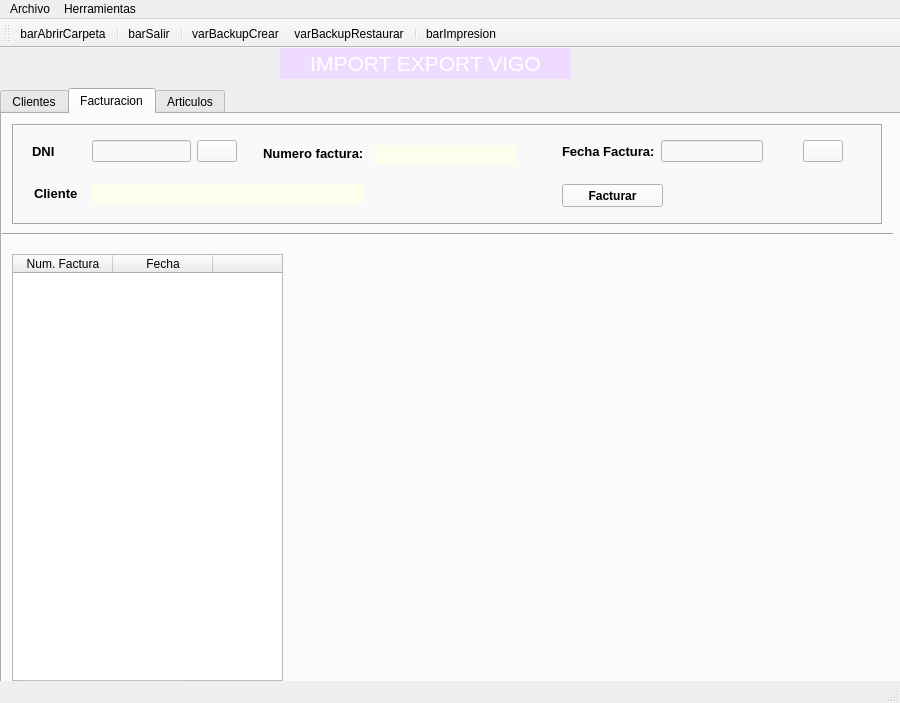
The window that window.ui (PortelaAtenea/BasicInterface) describes before a commit, drawn with Qt 5.
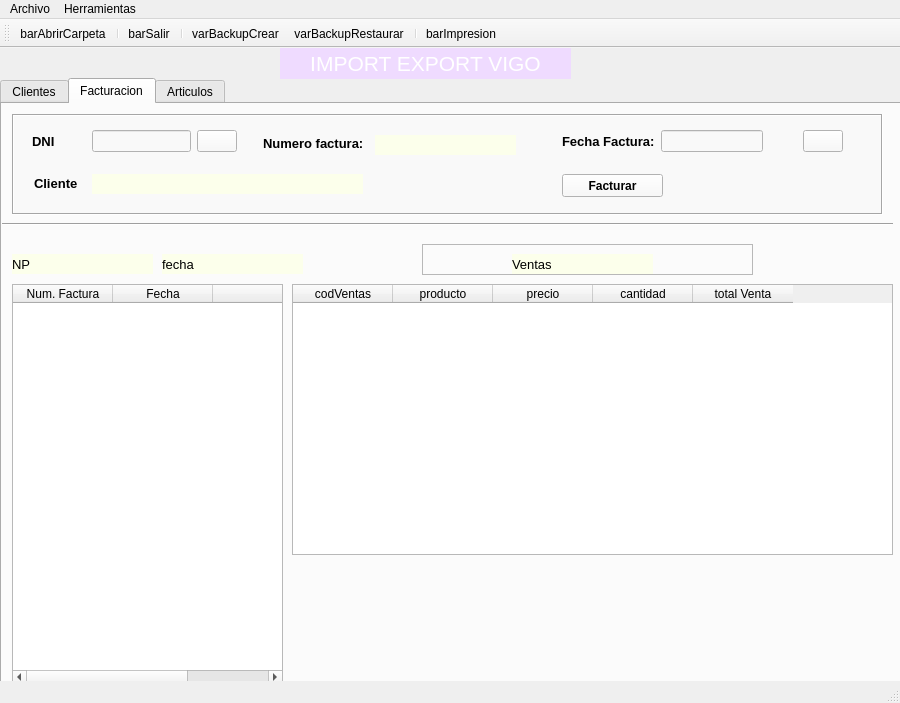
The same window after the commit. Icons and pictures are not drawn.

Commit message: 13-01-2022-Tabla Ventas

```diff
--- a/window.ui
+++ b/window.ui
@@ -55,7 +55,7 @@
     <property name="geometry">
      <rect>
       <x>0</x>
-      <y>40</y>
+      <y>30</y>
       <width>901</width>
       <height>621</height>
      </rect>
@@ -1009,9 +1009,9 @@
       <property name="geometry">
        <rect>
         <x>10</x>
-        <y>140</y>
+        <y>180</y>
         <width>271</width>
-        <height>441</height>
+        <height>401</height>
        </rect>
       </property>
       <property name="font">
@@ -1041,6 +1041,144 @@
        </property>
       </column>
      </widget>
+     <widget class="QLabel" name="lblNumFac_4">
+      <property name="enabled">
+       <bool>true</bool>
+      </property>
+      <property name="geometry">
+       <rect>
+        <x>10</x>
+        <y>150</y>
+        <width>141</width>
+        <height>20</height>
+       </rect>
+      </property>
+      <property name="font">
+       <font>
+        <pointsize>10</pointsize>
+        <weight>50</weight>
+        <bold>false</bold>
+       </font>
+      </property>
+      <property name="styleSheet">
+       <string notr="true">background-color: rgb(240, 240, 240);
+background-color: rgb(252, 255, 235);</string>
+      </property>
+      <property name="text">
+       <string>NP</string>
+      </property>
+     </widget>
+     <widget class="QFrame" name="frame_2">
+      <property name="geometry">
+       <rect>
+        <x>420</x>
+        <y>140</y>
+        <width>331</width>
+        <height>31</height>
+       </rect>
+      </property>
+      <property name="frameShape">
+       <enum>QFrame::StyledPanel</enum>
+      </property>
+      <property name="frameShadow">
+       <enum>QFrame::Raised</enum>
+      </property>
+      <widget class="QLabel" name="lblNumFac_2">
+       <property name="enabled">
+        <bool>true</bool>
+       </property>
+       <property name="geometry">
+        <rect>
+         <x>90</x>
+         <y>10</y>
+         <width>141</width>
+         <height>20</height>
+        </rect>
+       </property>
+       <property name="font">
+        <font>
+         <pointsize>10</pointsize>
+         <weight>50</weight>
+         <bold>false</bold>
+        </font>
+       </property>
+       <property name="styleSheet">
+        <string notr="true">background-color: rgb(240, 240, 240);
+background-color: rgb(252, 255, 235);</string>
+       </property>
+       <property name="text">
+        <string>Ventas</string>
+       </property>
+      </widget>
+     </widget>
+     <widget class="QTableWidget" name="tabVentas">
+      <property name="geometry">
+       <rect>
+        <x>290</x>
+        <y>180</y>
+        <width>601</width>
+        <height>271</height>
+       </rect>
+      </property>
+      <property name="horizontalScrollBarPolicy">
+       <enum>Qt::ScrollBarAlwaysOff</enum>
+      </property>
+      <property name="alternatingRowColors">
+       <bool>true</bool>
+      </property>
+      <column>
+       <property name="text">
+        <string>codVentas</string>
+       </property>
+      </column>
+      <column>
+       <property name="text">
+        <string>producto</string>
+       </property>
+      </column>
+      <column>
+       <property name="text">
+        <string>precio</string>
+       </property>
+      </column>
+      <column>
+       <property name="text">
+        <string>cantidad</string>
+       </property>
+      </column>
+      <column>
+       <property name="text">
+        <string>total Venta</string>
+       </property>
+      </column>
+     </widget>
+     <widget class="QLabel" name="lblNumFac_5">
+      <property name="enabled">
+       <bool>true</bool>
+      </property>
+      <property name="geometry">
+       <rect>
+        <x>160</x>
+        <y>150</y>
+        <width>141</width>
+        <height>20</height>
+       </rect>
+      </property>
+      <property name="font">
+       <font>
+        <pointsize>10</pointsize>
+        <weight>50</weight>
+        <bold>false</bold>
+       </font>
+      </property>
+      <property name="styleSheet">
+       <string notr="true">background-color: rgb(240, 240, 240);
+background-color: rgb(252, 255, 235);</string>
+      </property>
+      <property name="text">
+       <string>fecha</string>
+      </property>
+     </widget>
     </widget>
     <widget class="QWidget" name="tabArticulos">
      <attribute name="title">
```
The commit also changes 4 other files.
